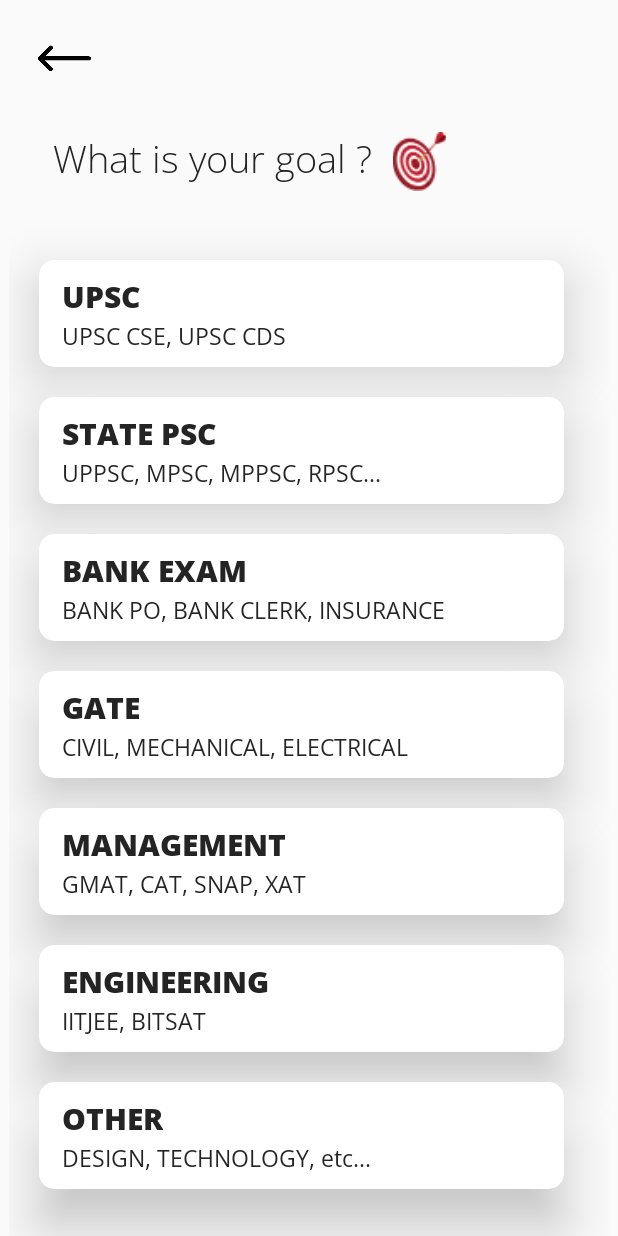
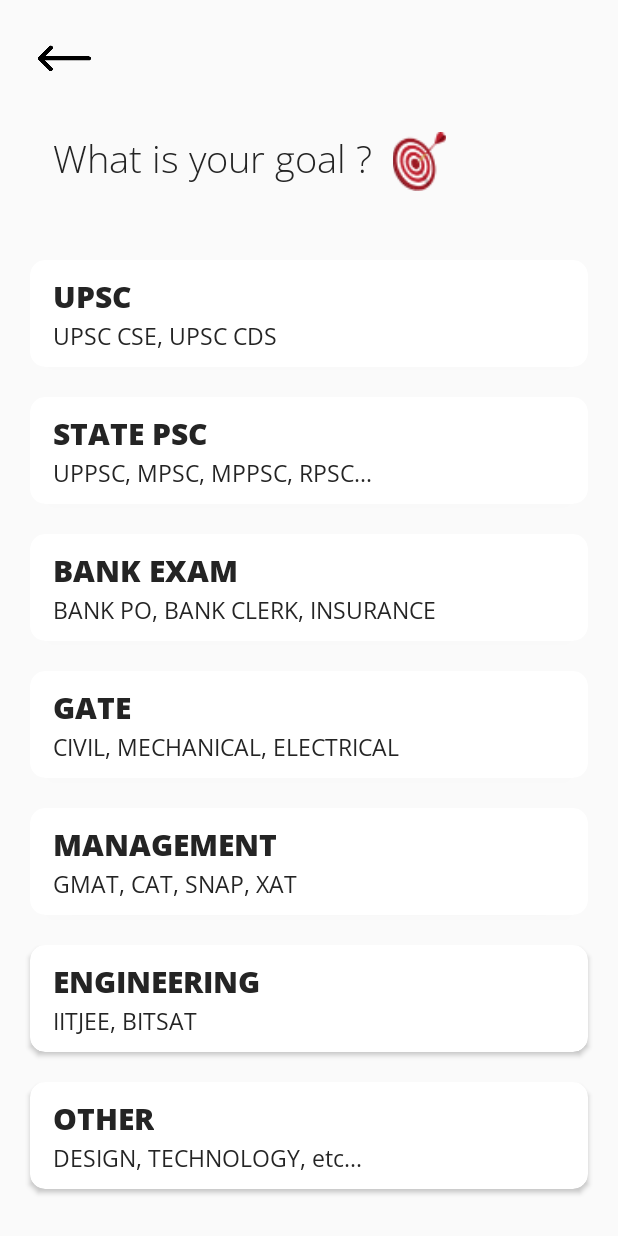
Before and after one commit to Anuragtech02/qcrux-wall, an Android app: the layout activity_goal.xml on its own in the app's theme, with its tools: preview values and no code run, on a phone screen of 412 x 824 dp. Run offline under Robolectric (Android 15) with nearby library versions, the phone set to English and light mode, and no system bars.

Commit message:
Few changes in goal layout

```diff
--- a/app/src/main/res/layout/activity_goal.xml
+++ b/app/src/main/res/layout/activity_goal.xml
@@ -40,7 +40,7 @@
         app:srcCompat="@mipmap/goal" />
 
     <ScrollView
-        android:layout_width="400dp"
+        android:layout_width="match_parent"
         android:layout_height="wrap_content"
         android:layout_marginTop="30dp"
         android:clipChildren="false"
@@ -60,7 +60,7 @@
             android:padding="20dp">
 
             <androidx.cardview.widget.CardView
-                android:layout_width="350dp"
+                android:layout_width="match_parent"
                 android:layout_height="wrap_content"
                 android:clipChildren="false"
                 android:clipToPadding="false"
@@ -68,7 +68,6 @@
                 android:dividerHeight="0.0px"
                 android:elevation="10dp"
                 app:cardCornerRadius="10dp"
-                app:cardElevation="20dp"
                 app:cardPreventCornerOverlap="false">
 
                 <androidx.constraintlayout.widget.ConstraintLayout
@@ -107,7 +106,7 @@
 
             <androidx.cardview.widget.CardView
                 android:id="@+id/statePSC"
-                android:layout_width="350dp"
+                android:layout_width="match_parent"
                 android:layout_height="wrap_content"
                 android:layout_marginTop="20dp"
                 android:clipChildren="false"
@@ -116,7 +115,6 @@
                 android:dividerHeight="0.0px"
                 android:elevation="10dp"
                 app:cardCornerRadius="10dp"
-                app:cardElevation="20dp"
                 app:cardPreventCornerOverlap="false">
 
                 <androidx.constraintlayout.widget.ConstraintLayout
@@ -155,7 +153,7 @@
 
             <androidx.cardview.widget.CardView
                 android:id="@+id/bankExam"
-                android:layout_width="350dp"
+                android:layout_width="match_parent"
                 android:layout_height="wrap_content"
                 android:layout_marginTop="20dp"
                 android:clipChildren="false"
@@ -164,7 +162,6 @@
                 android:dividerHeight="0.0px"
                 android:elevation="10dp"
                 app:cardCornerRadius="10dp"
-                app:cardElevation="20dp"
                 app:cardPreventCornerOverlap="false">
 
                 <androidx.constraintlayout.widget.ConstraintLayout
@@ -203,7 +200,7 @@
 
             <androidx.cardview.widget.CardView
                 android:id="@+id/gate"
-                android:layout_width="350dp"
+                android:layout_width="match_parent"
                 android:layout_height="wrap_content"
                 android:layout_marginTop="20dp"
                 android:clipChildren="false"
@@ -212,7 +209,6 @@
                 android:dividerHeight="0.0px"
                 android:elevation="10dp"
                 app:cardCornerRadius="10dp"
-                app:cardElevation="20dp"
                 app:cardPreventCornerOverlap="false">
 
                 <androidx.constraintlayout.widget.ConstraintLayout
@@ -251,7 +247,7 @@
 
             <androidx.cardview.widget.CardView
                 android:id="@+id/management"
-                android:layout_width="350dp"
+                android:layout_width="match_parent"
                 android:layout_height="wrap_content"
                 android:layout_marginTop="20dp"
                 android:clipChildren="false"
@@ -260,7 +256,6 @@
                 android:dividerHeight="0.0px"
                 android:elevation="10dp"
                 app:cardCornerRadius="10dp"
-                app:cardElevation="20dp"
                 app:cardPreventCornerOverlap="false">
 
                 <androidx.constraintlayout.widget.ConstraintLayout
@@ -299,7 +294,7 @@
 
             <androidx.cardview.widget.CardView
                 android:id="@+id/eng"
-                android:layout_width="350dp"
+                android:layout_width="match_parent"
                 android:layout_height="wrap_content"
                 android:layout_marginTop="20dp"
                 android:clipChildren="false"
@@ -308,7 +303,6 @@
                 android:dividerHeight="0.0px"
                 android:elevation="10dp"
                 app:cardCornerRadius="10dp"
-                app:cardElevation="20dp"
                 app:cardPreventCornerOverlap="false">
 
                 <androidx.constraintlayout.widget.ConstraintLayout
@@ -347,7 +341,7 @@
 
             <androidx.cardview.widget.CardView
                 android:id="@+id/other"
-                android:layout_width="350dp"
+                android:layout_width="match_parent"
                 android:layout_height="wrap_content"
                 android:layout_marginTop="20dp"
                 android:layout_marginBottom="25dp"
@@ -357,7 +351,6 @@
                 android:dividerHeight="0.0px"
                 android:elevation="10dp"
                 app:cardCornerRadius="10dp"
-                app:cardElevation="20dp"
                 app:cardPreventCornerOverlap="false">
 
                 <androidx.constraintlayout.widget.ConstraintLayout
```
